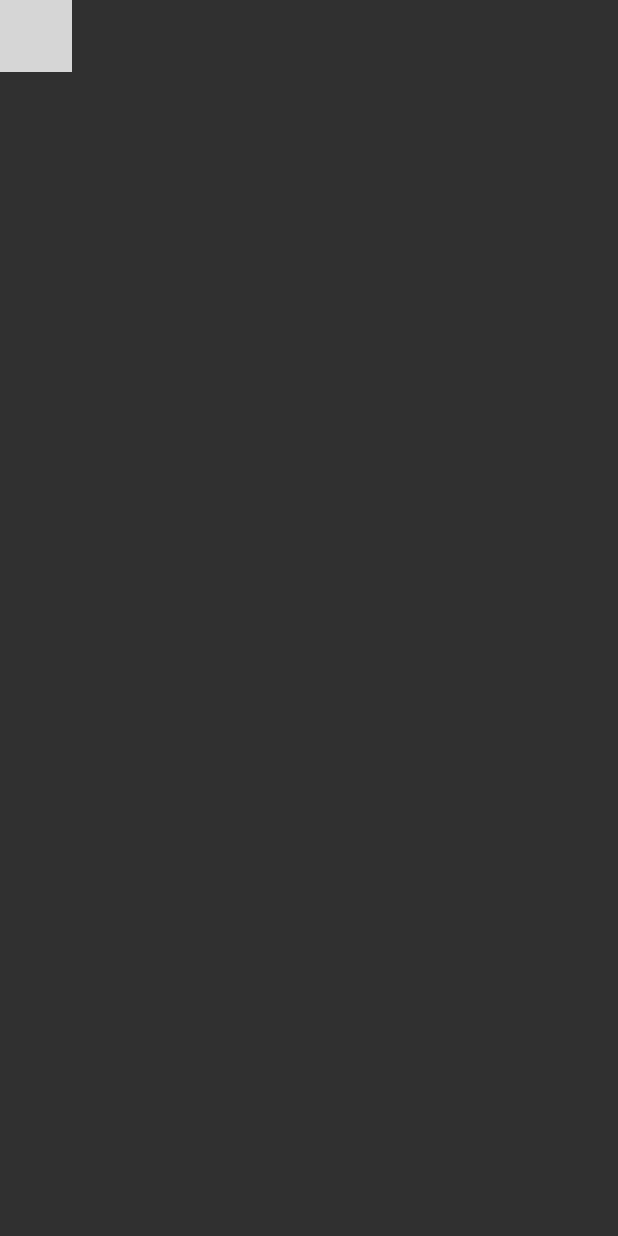
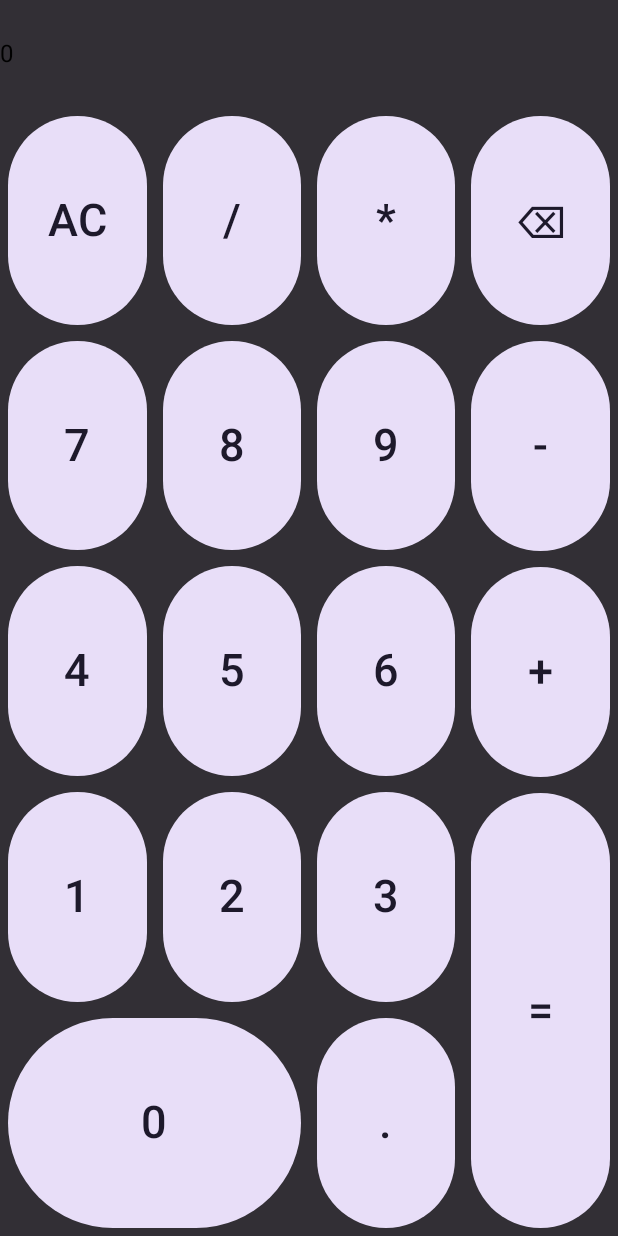
Before and after one commit to k-ishigaki/calculator-app, an Android app built with Jetpack Compose: the screen it shows after launch (MainActivity), on a phone screen of 412 x 824 dp. Run offline under Robolectric (Android 15) with nearby library versions, the phone set to English and light mode, and no system bars; libraries missing offline, so code that uses them is left out: com.github.michaelbull.result, com.ionspin.kotlin; grey boxes are pictures that could not be loaded.

Commit message:
2024-07-27

```diff
--- a/gradle/libs.versions.toml
+++ b/gradle/libs.versions.toml
@@ -9,6 +9,7 @@ compose-compiler = "1.5.14"
 compose-multiplatform = "1.6.11"
 jetpack-compose = "1.6.7"
 compose-material3 = "1.2.1"
+compose-viewmodel-lifecycle = "2.8.0"
 
 androidx-activityCompose = "1.9.0"
 kotlinResult = "2.0.0"
@@ -20,6 +21,8 @@ compose-ui = { module = "androidx.compose.ui:ui", version.ref = "jetpack-compose
 compose-ui-tooling = { module = "androidx.compose.ui:ui-tooling", version.ref = "jetpack-compose" }
 compose-ui-tooling-preview = { module = "androidx.compose.ui:ui-tooling-preview", version.ref = "jetpack-compose" }
 compose-material3 = { module = "androidx.compose.material3:material3", version.ref = "compose-material3" }
+
+compose-viewmodel = { module = "org.jetbrains.androidx.lifecycle:lifecycle-viewmodel-compose", version.ref = "compose-viewmodel-lifecycle" }
 
 
 
--- a/shared/build.gradle.kts
+++ b/shared/build.gradle.kts
@@ -34,6 +34,7 @@ kotlin {
             implementation(compose.components.resources)
             implementation(libs.kotlin.result)
             implementation(libs.bignum)
+            implementation(libs.compose.viewmodel)
         }
         commonTest.dependencies {
             implementation(libs.kotlin.test)
--- a/shared/src/commonMain/kotlin/io/github/kishigaki/calculatorapp/others/ui/Calculator.kt
+++ b/shared/src/commonMain/kotlin/io/github/kishigaki/calculatorapp/others/ui/Calculator.kt
@@ -1,38 +1,29 @@
-package io.github.kishigaki.calculatorapp.other.ui
+package io.github.kishigaki.calculatorapp.others.ui
 
-import androidx.compose.animation.AnimatedVisibility
-import androidx.compose.foundation.Image
+import androidx.compose.foundation.background
+import androidx.compose.foundation.layout.Box
 import androidx.compose.foundation.layout.Column
-import androidx.compose.foundation.layout.fillMaxWidth
-import androidx.compose.material3.Button
+import androidx.compose.foundation.layout.Row
+import androidx.compose.foundation.layout.fillMaxSize
 import androidx.compose.material3.MaterialTheme
-import androidx.compose.material3.Text
 import androidx.compose.runtime.Composable
-import androidx.compose.runtime.getValue
-import androidx.compose.runtime.mutableStateOf
-import androidx.compose.runtime.remember
-import androidx.compose.runtime.setValue
-import androidx.compose.ui.Alignment
+import androidx.compose.runtime.collectAsState
 import androidx.compose.ui.Modifier
-import calculatorapp.shared.generated.resources.Res
-import calculatorapp.shared.generated.resources.compose_multiplatform
-import io.github.kishigaki.calculatorapp.Greeting
-import org.jetbrains.compose.resources.painterResource
+import androidx.compose.ui.graphics.Color
+import androidx.lifecycle.viewmodel.compose.viewModel
+import io.github.kishigaki.calculatorapp.others.ui.CalculatorViewModel
 
 @Composable
-fun Calculator() {
+fun Calculator(viewModel: CalculatorViewModel = viewModel { CalculatorViewModel() }) {
+    val expressionText = viewModel.expressionText.collectAsState()
+    val cursorPosition = viewModel.cursorPosition.collectAsState()
+    val resultText = viewModel.resultText.collectAsState()
+
     MaterialTheme {
-        var showContent by remember { mutableStateOf(false) }
-        Column(Modifier.fillMaxWidth(), horizontalAlignment = Alignment.CenterHorizontally) {
-            Button(onClick = { showContent = !showContent }) {
-                Text("Click me!")
-            }
-            AnimatedVisibility(showContent) {
-                val greeting = remember { Greeting().greet() }
-                Column(Modifier.fillMaxWidth(), horizontalAlignment = Alignment.CenterHorizontally) {
-                    Image(painterResource(Res.drawable.compose_multiplatform), null)
-                    Text("Compose: $greeting")
-                }
+        Box(Modifier.fillMaxSize().background(MaterialTheme.colorScheme.inverseSurface)) {
+            Column {
+                Screen(expressionText.value, cursorPosition.value, resultText.value)
+                KeyPad { viewModel.hit(it) }
             }
         }
     }
--- a/shared/src/commonMain/kotlin/io/github/kishigaki/calculatorapp/others/ui/CalculatorViewModel.kt
+++ b/shared/src/commonMain/kotlin/io/github/kishigaki/calculatorapp/others/ui/CalculatorViewModel.kt
@@ -1,4 +1,49 @@
 package io.github.kishigaki.calculatorapp.others.ui
 
-class CalculatorViewModel {
+import androidx.lifecycle.ViewModel
+import com.github.michaelbull.result.Result
+import com.ionspin.kotlin.bignum.decimal.BigDecimal
+import io.github.kishigaki.calculatorapp.application.calculator.Calculator
+import io.github.kishigaki.calculatorapp.application.calculator.Key
+import io.github.kishigaki.calculatorapp.application.calculator.Screen
+import kotlinx.coroutines.flow.MutableStateFlow
+import kotlinx.coroutines.flow.asStateFlow
+
+class CalculatorViewModel : ViewModel() {
+
+    private val _expressionText = MutableStateFlow("")
+    val expressionText = _expressionText.asStateFlow()
+
+    private val _cursorPosition = MutableStateFlow(0)
+    val cursorPosition = _cursorPosition.asStateFlow()
+
+    private val _resultText = MutableStateFlow("")
+    val resultText = _resultText.asStateFlow()
+
+    private val calculator = Calculator(object : Screen {
+        override fun onExpressionChanged(expression: String) {
+            _expressionText.value = expression
+        }
+
+        override fun onCursorPositionChanged(cursorPosition: Int) {
+            _cursorPosition.value = cursorPosition
+        }
+
+        override fun onResultChanged(result: Result<BigDecimal, Error>) {
+            if (result.isOk) {
+                _resultText.value = result.value.toStringExpanded()
+            } else {
+                _resultText.value = result.error.toString()
+            }
+        }
+
+    })
+
+    fun hit(key: Key) {
+        calculator.hit(key)
+    }
+
+    fun moveCursorTo(index: Int) {
+        calculator.moveCursorTo(index)
+    }
 }
--- a/shared/src/commonMain/kotlin/io/github/kishigaki/calculatorapp/others/ui/KeyPad.kt
+++ b/shared/src/commonMain/kotlin/io/github/kishigaki/calculatorapp/others/ui/KeyPad.kt
@@ -1,15 +1,80 @@
-package io.github.kishigaki.calculatorapp.other.ui
+package io.github.kishigaki.calculatorapp.others.ui
 
+import androidx.compose.foundation.layout.Box
 import androidx.compose.foundation.layout.Column
 import androidx.compose.foundation.layout.Row
+import androidx.compose.foundation.layout.fillMaxSize
+import androidx.compose.foundation.layout.padding
+import androidx.compose.material3.Button
+import androidx.compose.material3.FilledTonalButton
+import androidx.compose.material3.Text
+import androidx.compose.material3.TextButton
 import androidx.compose.runtime.Composable
-import io.github.kishigaki.calculatorapp.application.calculator.KeyPad
+import androidx.compose.ui.Modifier
+import androidx.compose.ui.unit.dp
+import androidx.compose.ui.unit.sp
+import io.github.kishigaki.calculatorapp.application.calculator.Key
+
 
 @Composable
-fun KeyPad(keyPad: KeyPad) {
-    Column {
-        Row {
-
+fun KeyPad(onClick: (Key) -> Unit) {
+    Row {
+        // 1st..3rd column
+        Column(Modifier.weight(3.0F)) {
+            Row(Modifier.weight(1.0F)) {
+                for (key in listOf(Key.ALL_CLEAR, Key.DIVIDE, Key.TIMES)) {
+                    Box(Modifier.weight(1.0F)) {
+                        Key(onClick, key)
+                    }
+                }
+            }
+            Row(Modifier.weight(1.0F)) {
+                for (key in listOf(Key.SEVEN, Key.EIGHT, Key.NINE)) {
+                    Box(Modifier.weight(1.0F)) {
+                        Key(onClick, key)
+                    }
+                }
+            }
+            Row(Modifier.weight(1.0F)) {
+                for (key in listOf(Key.FOUR, Key.FIVE, Key.SIX)) {
+                    Box(Modifier.weight(1.0F)) {
+                        Key(onClick, key)
+                    }
+                }
+            }
+            Row(Modifier.weight(1.0F)) {
+                for (key in listOf(Key.ONE, Key.TWO, Key.THREE)) {
+                    Box(Modifier.weight(1.0F)) {
+                        Key(onClick, key)
+                    }
+                }
+            }
+            Row(Modifier.weight(1.0F)) {
+                Box(Modifier.weight(2.0F)) {
+                    Key(onClick, Key.ZERO)
+                }
+                Box(Modifier.weight(1.0F)) {
+                    Key(onClick, Key.POINT)
+                }
+            }
+        }
+        // final(4th) column
+        Column(Modifier.weight(1.0F)) {
+            for (key in listOf(Key.DELETE, Key.MINUS, Key.PLUS)) {
+                Box(Modifier.weight(1.0F)) {
+                    Key(onClick, key)
+                }
+            }
+            Box(Modifier.weight(2.0F)) {
+                Key(onClick, Key.EQUAL)
+            }
         }
     }
 }
+
+@Composable
+fun Key(onClick: (Key) -> Unit, key: Key) {
+    Box(Modifier.padding(5.dp).fillMaxSize()) {
+        FilledTonalButton({ onClick(key) }, Modifier.fillMaxSize()) { Text(key.text, fontSize = 30.sp) }
+    }
+}
--- a/shared/src/commonMain/kotlin/io/github/kishigaki/calculatorapp/others/ui/Screen.kt
+++ b/shared/src/commonMain/kotlin/io/github/kishigaki/calculatorapp/others/ui/Screen.kt
@@ -1,4 +1,15 @@
 package io.github.kishigaki.calculatorapp.others.ui
 
-class Screen {
+import androidx.compose.foundation.layout.Column
+import androidx.compose.foundation.layout.Row
+import androidx.compose.material3.Text
+import androidx.compose.runtime.Composable
+
+@Composable
+fun Screen(expressionText: String, cursorPosition: Int, resultText: String) {
+    Column {
+        Text(expressionText)
+        Text(cursorPosition.toString())
+        Text(resultText)
+    }
 }
```
Also changed, not shown: shared/src/commonMain/kotlin/io/github/kishigaki/calculatorapp/application/calculator/Calculator.kt (+14 -6 lines), 1 other file.
